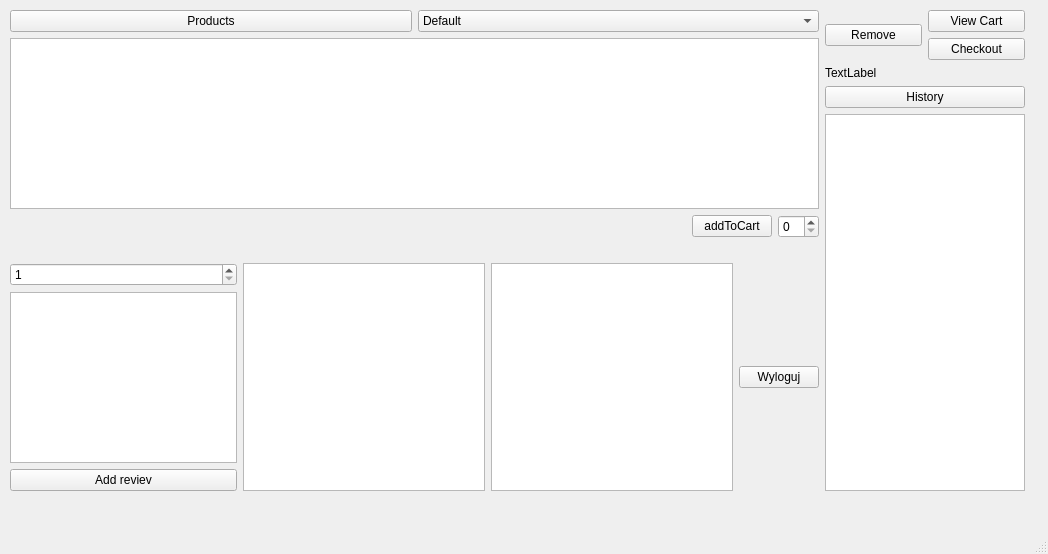
The window that BuyerWindow.ui (AndreiAlCohole/productShop) describes before a commit, drawn with Qt 5.
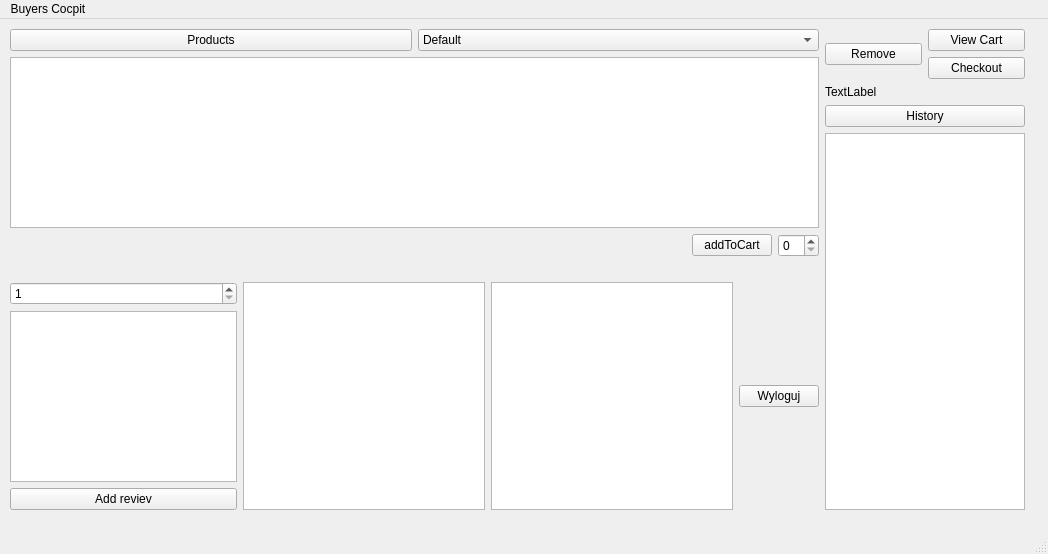
The same window after the commit.

```diff
--- a/BuyerWindow.ui
+++ b/BuyerWindow.ui
@@ -14,7 +14,7 @@
    <string>MainWindow</string>
   </property>
   <widget class="QWidget" name="centralwidget">
-   <widget class="QWidget" name="">
+   <widget class="QWidget" name="layoutWidget">
     <property name="geometry">
      <rect>
       <x>10</x>
@@ -238,6 +238,12 @@
      <height>25</height>
     </rect>
    </property>
+   <widget class="QMenu" name="menuBuyers_Cocpit">
+    <property name="title">
+     <string>Buyers Cocpit</string>
+    </property>
+   </widget>
+   <addaction name="menuBuyers_Cocpit"/>
   </widget>
   <widget class="QStatusBar" name="statusbar"/>
  </widget>
```
